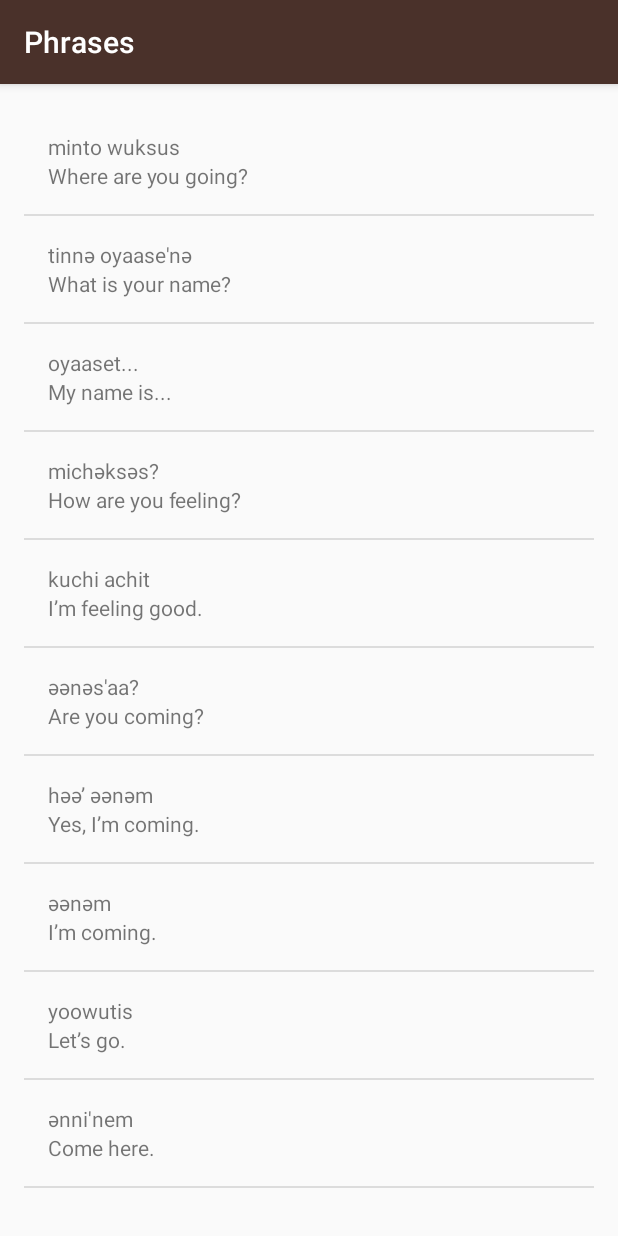
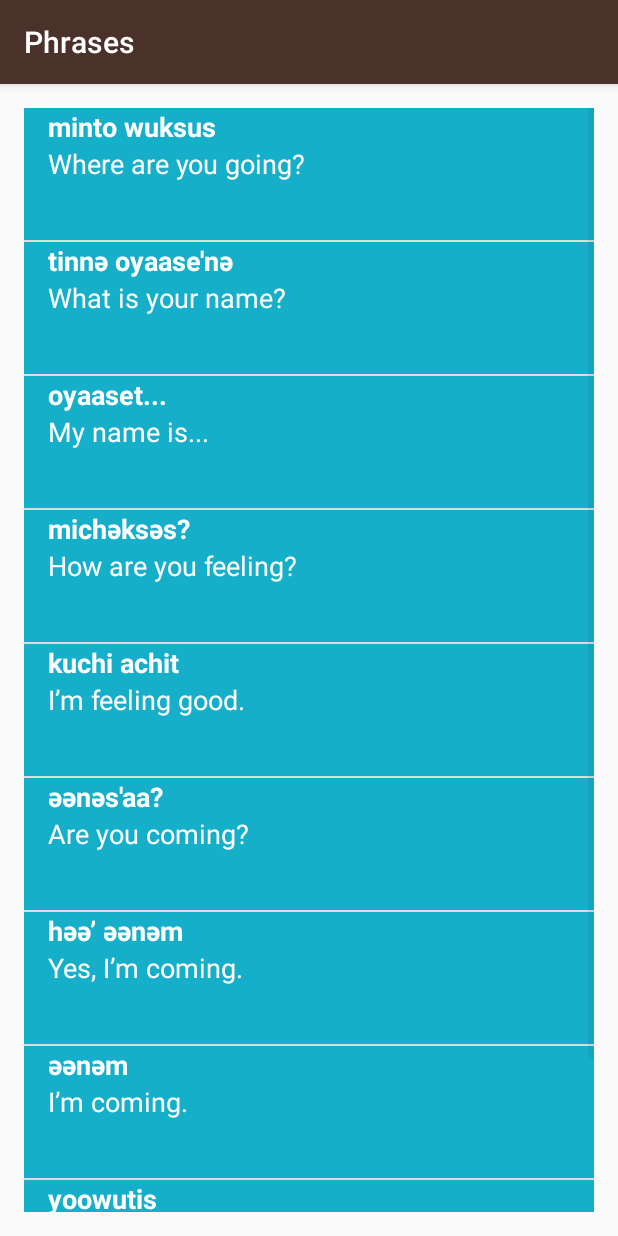
Before and after one commit to pdurasie/Miwok_app, an Android app: the PhrasesActivity screen opened directly, with no data from a screen before it, on a phone screen of 412 x 824 dp. Run offline under Robolectric (Android 15) with nearby library versions, the phone set to English and light mode, and no system bars.

Commit message:
feat: Add styling according to specifications

```diff
--- a/app/src/main/java/com/example/android/miwok/ColorsActivity.java
+++ b/app/src/main/java/com/example/android/miwok/ColorsActivity.java
@@ -23,7 +23,7 @@ public class ColorsActivity extends AppCompatActivity {
         words.add(new Word("black", "kululli", R.drawable.color_black));
         words.add(new Word("white", "kelelli", R.drawable.color_white));
 
-        WordAdapter adapter = new WordAdapter(this, words);
+        WordAdapter adapter = new WordAdapter(this, words, R.color.category_colors);
 
         ListView listView = (ListView) findViewById(R.id.list);
 
--- a/app/src/main/java/com/example/android/miwok/FamilyActivity.java
+++ b/app/src/main/java/com/example/android/miwok/FamilyActivity.java
@@ -25,7 +25,7 @@ public class FamilyActivity extends AppCompatActivity {
         words.add(new Word("grandmother ", "ama", R.drawable.family_grandmother));
         words.add(new Word("grandfather", "paapa", R.drawable.family_grandfather));
 
-        WordAdapter adapter = new WordAdapter(this, words);
+        WordAdapter adapter = new WordAdapter(this, words, R.color.category_family);
 
         ListView listView = (ListView) findViewById(R.id.list);
 
--- a/app/src/main/java/com/example/android/miwok/NumbersActivity.java
+++ b/app/src/main/java/com/example/android/miwok/NumbersActivity.java
@@ -25,7 +25,7 @@ public class NumbersActivity extends AppCompatActivity {
         words.add(new Word("nine", "wo’e", R.drawable.number_nine));
         words.add(new Word("ten", "na’aacha", R.drawable.number_ten));
 
-        WordAdapter adapter = new WordAdapter(this, words);
+        WordAdapter adapter = new WordAdapter(this, words, R.color.category_numbers);
 
         ListView listView = (ListView) findViewById(R.id.list);
 
--- a/app/src/main/java/com/example/android/miwok/PhrasesActivity.java
+++ b/app/src/main/java/com/example/android/miwok/PhrasesActivity.java
@@ -25,7 +25,7 @@ public class PhrasesActivity extends AppCompatActivity {
         words.add(new Word("Let’s go.", "yoowutis"));
         words.add(new Word("Come here.", "әnni'nem"));
 
-        WordAdapter adapter = new WordAdapter(this, words);
+        WordAdapter adapter = new WordAdapter(this, words, R.color.category_phrases);
 
         ListView listView = (ListView) findViewById(R.id.list);
 
--- a/app/src/main/java/com/example/android/miwok/WordAdapter.java
+++ b/app/src/main/java/com/example/android/miwok/WordAdapter.java
@@ -1,6 +1,7 @@
 package com.example.android.miwok;
 
 import android.app.Activity;
+import android.support.v4.content.ContextCompat;
 import android.view.LayoutInflater;
 import android.view.View;
 import android.view.ViewGroup;
@@ -12,8 +13,11 @@ import java.util.ArrayList;
 
 public class WordAdapter extends ArrayAdapter<Word> {
 
-    public WordAdapter(Activity context, ArrayList<Word> words){
+    private int mColorResourceId;
+
+    public WordAdapter(Activity context, ArrayList<Word> words, int colorId){
         super(context, 0, words);
+        mColorResourceId = colorId;
     }
 
     @Override
@@ -25,6 +29,10 @@ public class WordAdapter extends ArrayAdapter<Word> {
         }
 
         Word currentWord = getItem(position);
+
+        View text_container = listItemView.findViewById(R.id.text_container);
+        int color = ContextCompat.getColor(getContext(), mColorResourceId);
+        text_container.setBackgroundColor(color);
 
         ImageView wordImage = listItemView.findViewById(R.id.word_image_view);
         if (currentWord.getImageResourceId() != -1) {
--- a/app/src/main/res/layout/list_item.xml
+++ b/app/src/main/res/layout/list_item.xml
@@ -1,8 +1,8 @@
 <?xml version="1.0" encoding="utf-8"?>
 <LinearLayout xmlns:android="http://schemas.android.com/apk/res/android"
-    android:orientation="vertical" android:layout_width="match_parent"
-    android:layout_height="match_parent"
-    android:padding="16dp">
+    android:orientation="vertical"
+    android:id="@+id/text_container"
+    style="@style/general_list_item">
 
     <LinearLayout
         android:layout_width="match_parent"
@@ -11,9 +11,7 @@
 
         <ImageView
             android:id="@+id/word_image_view"
-            android:layout_width= "wrap_content"
-            android:layout_height="wrap_content"
-            android:layout_marginRight="16dp"
+            style="@style/img_view_in_list"
             android:src="@mipmap/ic_launcher"
             />
 
@@ -22,14 +20,13 @@
             android:layout_height="match_parent"
             android:orientation="vertical">
             <TextView
-                android:layout_width="match_parent"
-                android:layout_height="wrap_content"
+                style="@style/text_view_in_list"
+                android:textStyle="bold"
                 android:id="@+id/miwok_text_view"
                 />
 
             <TextView
-                android:layout_width="match_parent"
-                android:layout_height="wrap_content"
+                style="@style/text_view_in_list"
                 android:id="@+id/default_text_view"/>
 
         </LinearLayout>
--- a/app/src/main/res/values/dimens.xml
+++ b/app/src/main/res/values/dimens.xml
@@ -18,4 +18,7 @@
     <!-- Default screen margins, per the Android Design guidelines. -->
     <dimen name="activity_horizontal_margin">16dp</dimen>
     <dimen name="activity_vertical_margin">16dp</dimen>
+    <dimen name="image_height">88dp</dimen>
+    <dimen name="image_width">88dp</dimen>
+    <dimen name="text_margin_right">16dp</dimen>
 </resources>
--- a/app/src/main/res/values/styles.xml
+++ b/app/src/main/res/values/styles.xml
@@ -30,4 +30,23 @@
         <item name="android:textStyle">bold</item>
         <item name="android:textAppearance">?android:textAppearanceMedium</item>
     </style>
+
+    <style name="general_list_item">
+        <item name="android:layout_width">match_parent</item>
+        <item name="android:layout_height">88dp</item>
+    </style>
+
+    <style name="img_view_in_list">
+        <item name="android:layout_width">@dimen/image_width</item>
+        <item name="android:layout_height">@dimen/image_height</item>
+        <item name="android:background">#FFF7DA</item>
+    </style>
+
+    <style name="text_view_in_list">
+        <item name="android:layout_width">match_parent</item>
+        <item name="android:layout_height">wrap_content</item>
+        <item name="android:textColor">#FFFFFF</item>
+        <item name="android:textSize">18sp</item>
+        <item name="android:layout_marginLeft">16dp</item>
+    </style>
 </resources>
```
